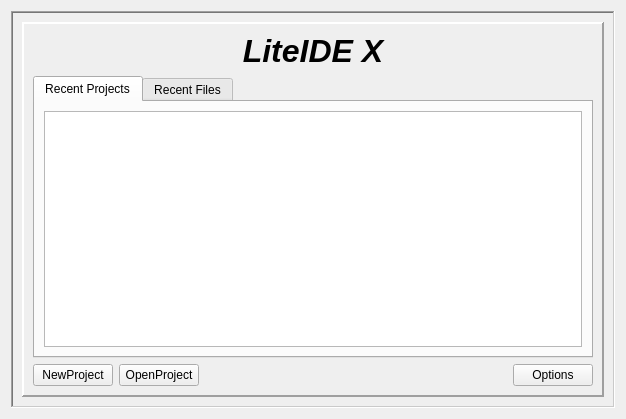
Above: liteidex/src/plugins/welcome/welcomewidget.ui from seanxyh/liteide before the change. Below: the same form after it.
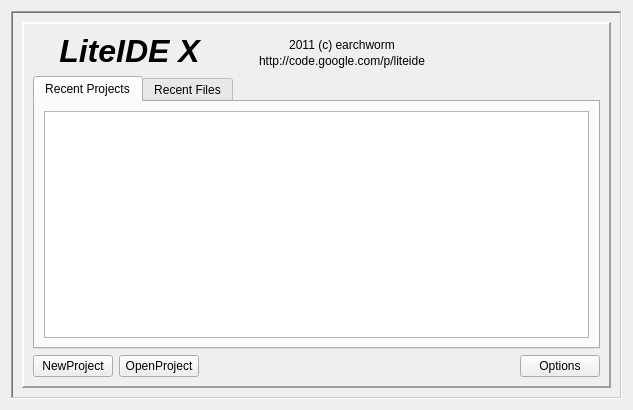
That is the form after the change. Icons and pictures are not drawn.

Diff of the .ui file:
```diff
--- a/liteidex/src/plugins/welcome/welcomewidget.ui
+++ b/liteidex/src/plugins/welcome/welcomewidget.ui
@@ -6,8 +6,8 @@
    <rect>
     <x>0</x>
     <y>0</y>
-    <width>626</width>
-    <height>419</height>
+    <width>633</width>
+    <height>410</height>
    </rect>
   </property>
   <property name="windowTitle">
@@ -27,8 +27,8 @@
        <rect>
         <x>0</x>
         <y>0</y>
-        <width>600</width>
-        <height>393</height>
+        <width>645</width>
+        <height>363</height>
        </rect>
       </property>
       <layout class="QVBoxLayout" name="verticalLayout_3">
@@ -54,7 +54,10 @@
          </property>
          <layout class="QVBoxLayout" name="verticalLayout">
           <item>
-           <layout class="QHBoxLayout" name="horizontalLayout_3" stretch="0,1,0">
+           <layout class="QHBoxLayout" name="horizontalLayout_3" stretch="0,0,0,0,1">
+            <property name="spacing">
+             <number>10</number>
+            </property>
             <item>
              <widget class="QLabel" name="label_3">
               <property name="text">
@@ -67,31 +70,92 @@
             </item>
             <item>
              <layout class="QVBoxLayout" name="verticalLayout_7">
+              <property name="leftMargin">
+               <number>0</number>
+              </property>
+              <property name="rightMargin">
+               <number>0</number>
+              </property>
               <item>
                <widget class="QLabel" name="label_2">
+                <property name="sizePolicy">
+                 <sizepolicy hsizetype="Preferred" vsizetype="Preferred">
+                  <horstretch>0</horstretch>
+                  <verstretch>0</verstretch>
+                 </sizepolicy>
+                </property>
                 <property name="text">
-                 <string>&lt;!DOCTYPE HTML PUBLIC &quot;-//W3C//DTD HTML 4.0//EN&quot; &quot;http://www.w3.org/TR/REC-html40/strict.dtd&quot;&gt;
+                 <string notr="true">&lt;!DOCTYPE HTML PUBLIC &quot;-//W3C//DTD HTML 4.0//EN&quot; &quot;http://www.w3.org/TR/REC-html40/strict.dtd&quot;&gt;
 &lt;html&gt;&lt;head&gt;&lt;meta name=&quot;qrichtext&quot; content=&quot;1&quot; /&gt;&lt;style type=&quot;text/css&quot;&gt;
 p, li { white-space: pre-wrap; }
 &lt;/style&gt;&lt;/head&gt;&lt;body style=&quot; font-family:'SimSun'; font-size:9pt; font-weight:400; font-style:normal;&quot;&gt;
-&lt;p align=&quot;center&quot; style=&quot; margin-top:0px; margin-bottom:0px; margin-left:0px; margin-right:0px; -qt-block-indent:0; text-indent:0px;&quot;&gt;&lt;span style=&quot; font-size:24pt; font-weight:600; font-style:italic;&quot;&gt;LiteIDE X&lt;/span&gt;&lt;/p&gt;&lt;/body&gt;&lt;/html&gt;</string>
+&lt;p align=&quot;center&quot; style=&quot; margin-top:0px; margin-bottom:0px; margin-left:0px; margin-right:0px; -qt-block-indent:0; text-indent:0px;&quot;&gt;&lt;span style=&quot; font-size:24pt; font-weight:600; font-style:italic;&quot;&gt; LiteIDE X &lt;/span&gt;&lt;/p&gt;&lt;/body&gt;&lt;/html&gt;</string>
                 </property>
+                <property name="textFormat">
+                 <enum>Qt::AutoText</enum>
+                </property>
+                <property name="alignment">
+                 <set>Qt::AlignCenter</set>
+                </property>
+                <property name="wordWrap">
+                 <bool>false</bool>
+                </property>
                </widget>
               </item>
              </layout>
             </item>
             <item>
-             <widget class="QLabel" name="label">
-              <property name="text">
-               <string/>
+             <spacer name="horizontalSpacer_3">
+              <property name="orientation">
+               <enum>Qt::Horizontal</enum>
               </property>
-              <property name="pixmap">
-               <pixmap>../../liteapp/images/logo/logo4.png</pixmap>
+              <property name="sizeHint" stdset="0">
+               <size>
+                <width>40</width>
+                <height>20</height>
+               </size>
               </property>
-              <property name="alignment">
-               <set>Qt::AlignLeading|Qt::AlignLeft|Qt::AlignVCenter</set>
+             </spacer>
+            </item>
+            <item>
+             <layout class="QVBoxLayout" name="verticalLayout_6">
+              <property name="spacing">
+               <number>0</number>
               </property>
-             </widget>
+              <item>
+               <widget class="QLabel" name="label_4">
+                <property name="text">
+                 <string>2011 (c) earchworm</string>
+                </property>
+                <property name="alignment">
+                 <set>Qt::AlignBottom|Qt::AlignHCenter</set>
+                </property>
+               </widget>
+              </item>
+              <item>
+               <widget class="QLabel" name="label">
+                <property name="text">
+                 <string>http://code.google.com/p/liteide</string>
+                </property>
+                <property name="alignment">
+                 <set>Qt::AlignCenter</set>
+                </property>
+               </widget>
+              </item>
+             </layout>
+            </item>
+            <item>
+             <spacer name="horizontalSpacer">
+              <property name="orientation">
+               <enum>Qt::Horizontal</enum>
+              </property>
+              <property name="sizeHint" stdset="0">
+               <size>
+                <width>40</width>
+                <height>20</height>
+               </size>
+              </property>
+             </spacer>
             </item>
            </layout>
           </item>
```
